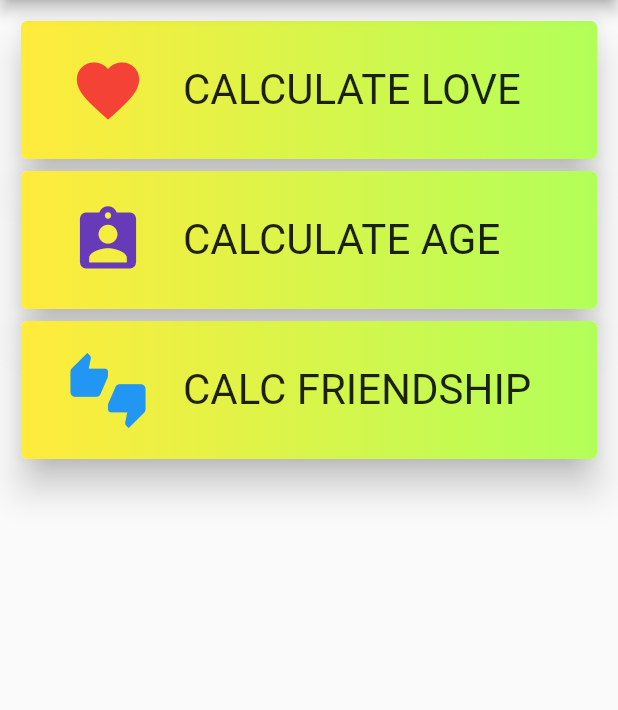
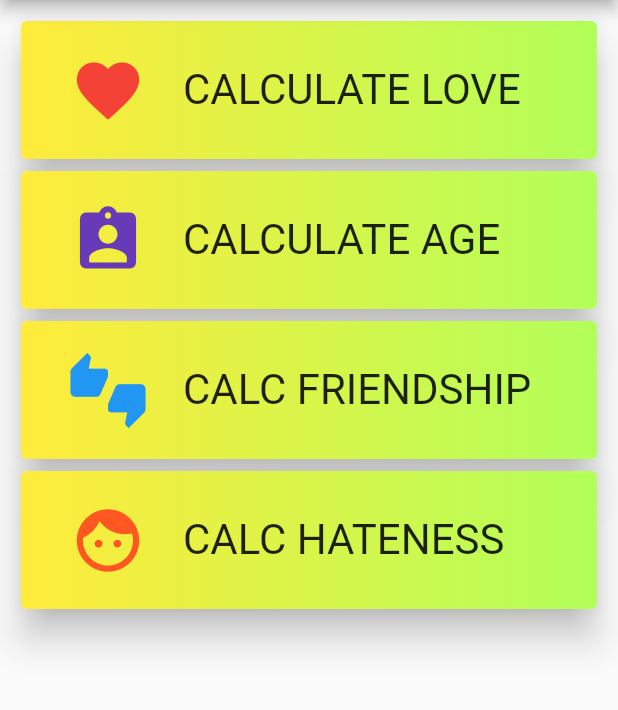
Before and after one commit to RajdeepThakare/Fun-Calculator, a Flutter app: the screen it shows after launch, on a phone screen of 412 x 824 dp, the part 84-794 px from its top. Run offline on Flutter 3.47's test engine with Material 2 defaults, Android fonts, the phone set to English and light mode, and no system bars; drawn by our look-alikes of gradient_widgets.

Commit message:
hateness calc added

```diff
--- a/lib/main.dart
+++ b/lib/main.dart
@@ -4,6 +4,7 @@ import 'package:fun_calculator/pages/home.dart';
 import 'package:fun_calculator/pages/love.dart';
 import 'package:fun_calculator/pages/age.dart';
 import 'package:fun_calculator/pages/friendship.dart';
+import 'package:fun_calculator/pages/hateness.dart';
 
 
 void main() {
@@ -14,6 +15,7 @@ void main() {
         '/love': (context) => Love(),
         '/age': (context) => Age(),
         '/friendship': (context) => Friendship(),
+        '/hateness': (context) => Hateness(),
       },
     ),
   );
--- a/lib/pages/friendship.dart
+++ b/lib/pages/friendship.dart
@@ -24,7 +24,7 @@ class _FriendshipState extends State<Friendship> {
          int sum2 = sumCalc(secondName);
 
          int totalSum = sum1 + sum2;
-         totalSum = totalSum%9+9;
+         totalSum = totalSum%9+2;
          totalSum= totalSum*9+1;
 
          percentage = totalSum.toString() + '%';
--- a/lib/pages/home.dart
+++ b/lib/pages/home.dart
@@ -133,6 +133,44 @@ class _HomeState extends State<Home> {
                 ),
               ),
             ),
+            Container(
+              height: 100,
+              child: GradientCard(
+                gradient: LinearGradient(
+                    colors: [Colors.yellow, Colors.lightGreenAccent]),
+                elevation: 10,
+                child: Material(
+                  color: Colors.transparent,
+                  child: InkWell(
+                    splashColor: Colors.black,
+                    onTap: () {
+                      Navigator.pushNamed(context, '/hateness');
+                    },
+                    child: Padding(
+                      padding: const EdgeInsets.symmetric(
+                          vertical: 10, horizontal: 8),
+                      child: Center(
+                        child: Row(
+                          children: <Widget>[
+                            SizedBox(width: 25),
+                            Icon(
+                              Icons.face,
+                              color: Colors.deepOrange,
+                              size: 50,
+                            ),
+                            SizedBox(width: 25),
+                            Text(
+                              "CALC HATENESS",
+                              style: TextStyle(fontSize: 28),
+                            ),
+                          ],
+                        ),
+                      ),
+                    ),
+                  ),
+                ),
+              ),
+            ),
           ],
         ),
       ),
```
Also changed, not shown: lib/pages/hateness.dart (added, +135 -0 lines).
